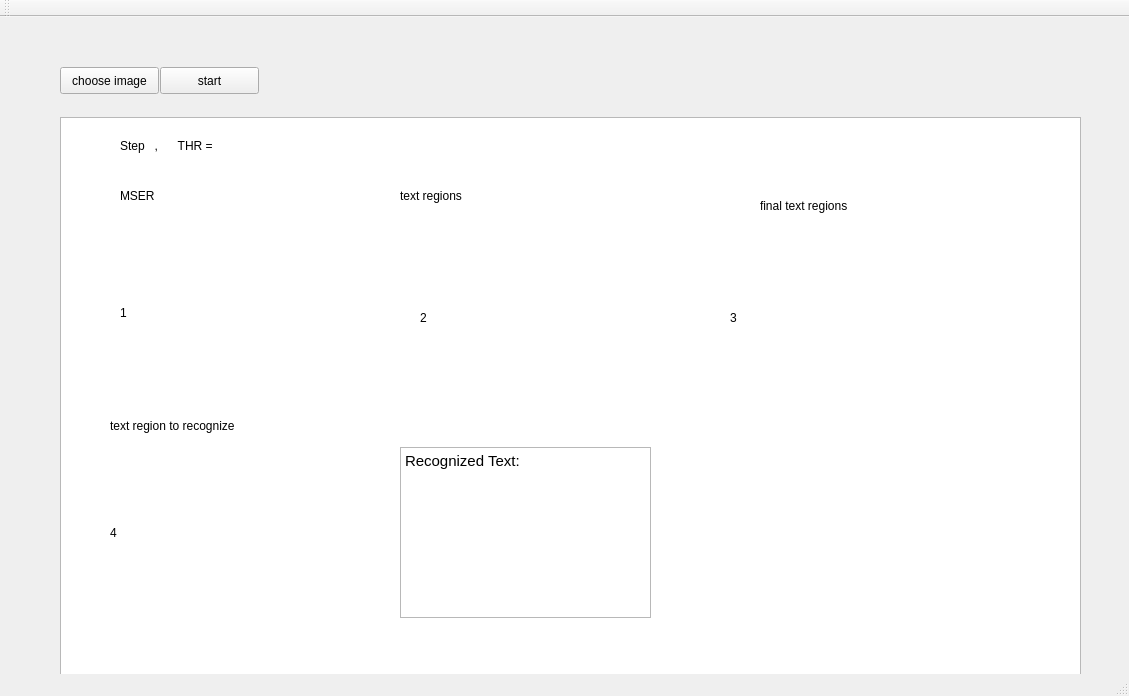
Qt form mainwindow.ui (stevenberge/textdetectgui) before a commit.
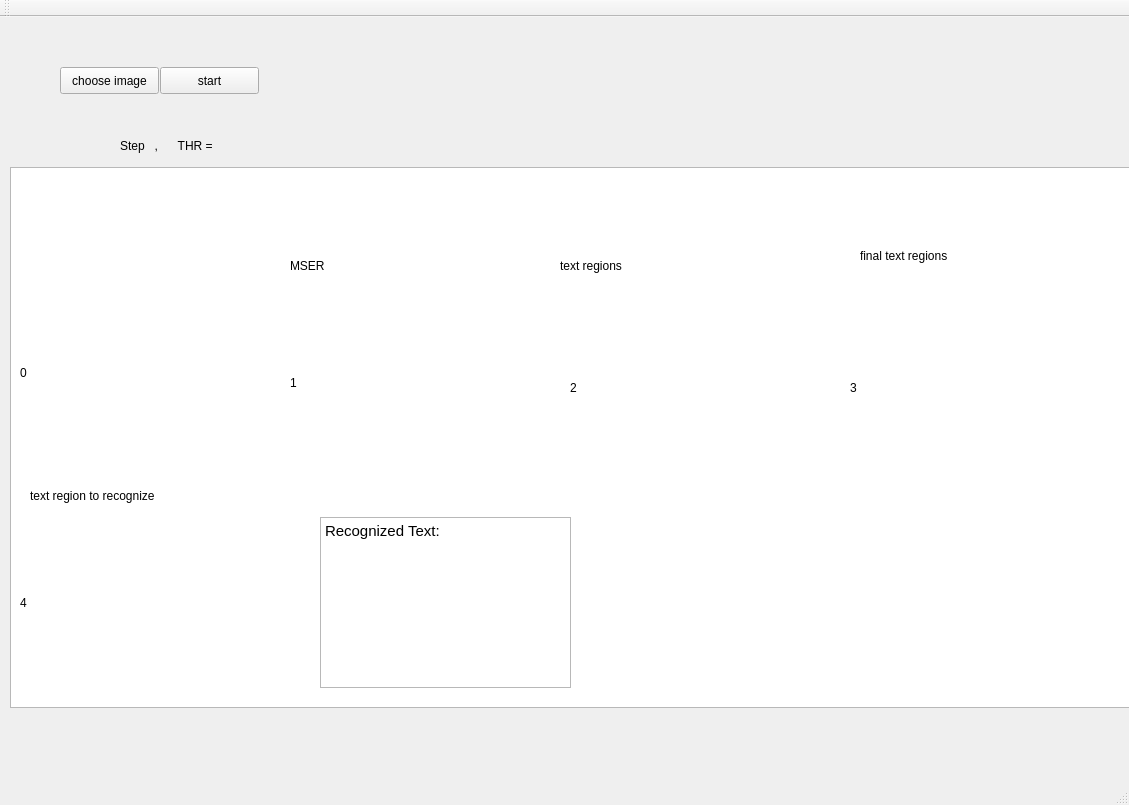
The same form after that commit.

Commit message: add setFrame(0, 4) to display origin and result image

```diff
--- a/mainwindow.ui
+++ b/mainwindow.ui
@@ -7,7 +7,7 @@
     <x>0</x>
     <y>0</y>
     <width>1129</width>
-    <height>696</height>
+    <height>805</height>
    </rect>
   </property>
   <property name="windowTitle">
@@ -43,10 +43,10 @@
    <widget class="QTableView" name="tableView">
     <property name="geometry">
      <rect>
-      <x>60</x>
-      <y>100</y>
-      <width>1021</width>
-      <height>601</height>
+      <x>10</x>
+      <y>150</y>
+      <width>1121</width>
+      <height>541</height>
      </rect>
     </property>
     <property name="minimumSize">
@@ -62,8 +62,8 @@
    <widget class="QLabel" name="label_1">
     <property name="geometry">
      <rect>
-      <x>120</x>
-      <y>170</y>
+      <x>290</x>
+      <y>240</y>
       <width>67</width>
       <height>17</height>
      </rect>
@@ -88,8 +88,8 @@
    <widget class="QLabel" name="label_2">
     <property name="geometry">
      <rect>
-      <x>400</x>
-      <y>170</y>
+      <x>560</x>
+      <y>240</y>
       <width>91</width>
       <height>17</height>
      </rect>
@@ -101,8 +101,8 @@
    <widget class="QLabel" name="label_3">
     <property name="geometry">
      <rect>
-      <x>760</x>
-      <y>180</y>
+      <x>860</x>
+      <y>230</y>
       <width>121</width>
       <height>17</height>
      </rect>
@@ -114,8 +114,8 @@
    <widget class="QLabel" name="label_4">
     <property name="geometry">
      <rect>
-      <x>110</x>
-      <y>400</y>
+      <x>30</x>
+      <y>470</y>
       <width>171</width>
       <height>17</height>
      </rect>
@@ -127,8 +127,8 @@
    <widget class="QTextEdit" name="textEdit">
     <property name="geometry">
      <rect>
-      <x>400</x>
-      <y>430</y>
+      <x>320</x>
+      <y>500</y>
       <width>251</width>
       <height>171</height>
      </rect>
@@ -145,8 +145,8 @@
    <widget class="QLabel" name="frame1">
     <property name="geometry">
      <rect>
-      <x>120</x>
-      <y>210</y>
+      <x>290</x>
+      <y>280</y>
       <width>251</width>
       <height>171</height>
      </rect>
@@ -158,8 +158,8 @@
    <widget class="QLabel" name="frame2">
     <property name="geometry">
      <rect>
-      <x>420</x>
-      <y>210</y>
+      <x>570</x>
+      <y>280</y>
       <width>261</width>
       <height>181</height>
      </rect>
@@ -171,12 +171,15 @@
    <widget class="QLabel" name="frame3">
     <property name="geometry">
      <rect>
-      <x>730</x>
-      <y>210</y>
-      <width>271</width>
+      <x>850</x>
+      <y>280</y>
+      <width>261</width>
       <height>181</height>
      </rect>
     </property>
+    <property name="frameShadow">
+     <enum>QFrame::Sunken</enum>
+    </property>
     <property name="text">
      <string>3</string>
     </property>
@@ -184,8 +187,8 @@
    <widget class="QLabel" name="frame4">
     <property name="geometry">
      <rect>
-      <x>110</x>
-      <y>440</y>
+      <x>20</x>
+      <y>510</y>
       <width>241</width>
       <height>151</height>
      </rect>
@@ -194,6 +197,19 @@
      <string>4</string>
     </property>
    </widget>
+   <widget class="QLabel" name="frame0">
+    <property name="geometry">
+     <rect>
+      <x>20</x>
+      <y>270</y>
+      <width>251</width>
+      <height>171</height>
+     </rect>
+    </property>
+    <property name="text">
+     <string>0</string>
+    </property>
+   </widget>
   </widget>
   <widget class="QMenuBar" name="menuBar">
    <property name="geometry">
```
The commit also changes 3 other files.
